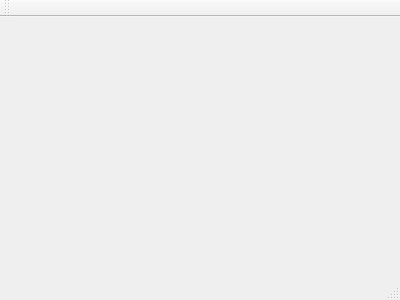
Qt form mainwindow.ui (gurmaaan/CancerAnalysis) before a commit.
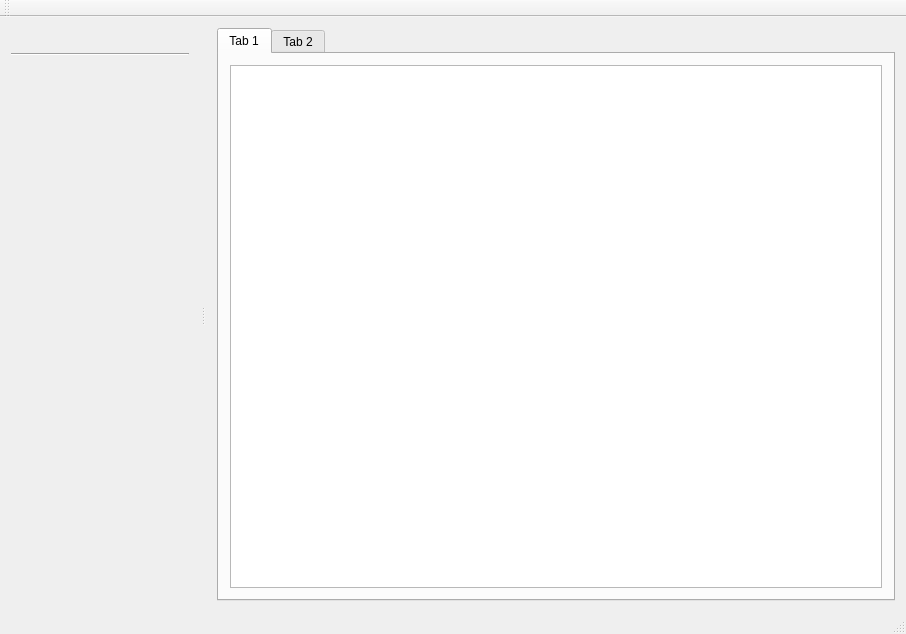
The same form after that commit. Icons and pictures are not drawn.

The edit to the form file:
```diff
--- a/mainwindow.ui
+++ b/mainwindow.ui
@@ -1,24 +1,114 @@
 <ui version="4.0">
  <class>MainWindow</class>
- <widget class="QMainWindow" name="MainWindow" >
-  <property name="geometry" >
+ <widget class="QMainWindow" name="MainWindow">
+  <property name="geometry">
    <rect>
     <x>0</x>
     <y>0</y>
-    <width>400</width>
-    <height>300</height>
+    <width>906</width>
+    <height>634</height>
    </rect>
   </property>
   <property name="windowTitle" >
    <string>MainWindow</string>
   </property>
-  <widget class="QMenuBar" name="menuBar" />
-  <widget class="QToolBar" name="mainToolBar" />
-  <widget class="QWidget" name="centralWidget" />
-  <widget class="QStatusBar" name="statusBar" />
+  <property name="windowIcon">
+   <iconset resource="sources.qrc">
+    <normaloff>:/icons/favicon-cancer.png</normaloff>:/icons/favicon-cancer.png</iconset>
+  </property>
+  <widget class="QWidget" name="centralWidget">
+   <layout class="QHBoxLayout" name="horizontalLayout">
+    <item>
+     <widget class="QTabWidget" name="tabWidget">
+      <property name="currentIndex">
+       <number>0</number>
+      </property>
+      <widget class="QWidget" name="tab">
+       <attribute name="title">
+        <string>Tab 1</string>
+       </attribute>
+       <layout class="QVBoxLayout" name="verticalLayout">
+        <item>
+         <widget class="QGraphicsView" name="graphicsView"/>
+        </item>
+       </layout>
+      </widget>
+      <widget class="QWidget" name="tab_2">
+       <attribute name="title">
+        <string>Tab 2</string>
+       </attribute>
+      </widget>
+     </widget>
+    </item>
+   </layout>
+  </widget>
+  <widget class="QMenuBar" name="menuBar">
+   <property name="geometry">
+    <rect>
+     <x>0</x>
+     <y>0</y>
+     <width>906</width>
+     <height>22</height>
+    </rect>
+   </property>
+  </widget>
+  <widget class="QToolBar" name="mainToolBar">
+   <attribute name="toolBarArea">
+    <enum>TopToolBarArea</enum>
+   </attribute>
+   <attribute name="toolBarBreak">
+    <bool>false</bool>
+   </attribute>
+  </widget>
+  <widget class="QStatusBar" name="statusBar"/>
+  <widget class="QDockWidget" name="dockWidget">
+   <property name="features">
+    <set>QDockWidget::DockWidgetMovable</set>
+   </property>
+   <property name="allowedAreas">
+    <set>Qt::BottomDockWidgetArea|Qt::LeftDockWidgetArea</set>
+   </property>
+   <attribute name="dockWidgetArea">
+    <number>1</number>
+   </attribute>
+   <widget class="QWidget" name="dockWidgetContents">
+    <property name="minimumSize">
+     <size>
+      <width>200</width>
+      <height>0</height>
+     </size>
+    </property>
+    <layout class="QVBoxLayout" name="verticalLayout_2">
+     <item>
+      <widget class="QWidget" name="widget" native="true"/>
+     </item>
+     <item>
+      <widget class="Line" name="line">
+       <property name="orientation">
+        <enum>Qt::Horizontal</enum>
+       </property>
+      </widget>
+     </item>
+     <item>
+      <spacer name="verticalSpacer">
+       <property name="orientation">
+        <enum>Qt::Vertical</enum>
+       </property>
+       <property name="sizeHint" stdset="0">
+        <size>
+         <width>20</width>
+         <height>40</height>
+        </size>
+       </property>
+      </spacer>
+     </item>
+    </layout>
+   </widget>
+  </widget>
  </widget>
- <layoutDefault spacing="6" margin="11" />
- <pixmapfunction></pixmapfunction>
- <resources/>
+ <layoutdefault spacing="6" margin="11"/>
+ <resources>
+  <include location="sources.qrc"/>
+ </resources>
  <connections/>
 </ui>
```
Left out of the diff: 5 changed lines with no effect on the pictures.
